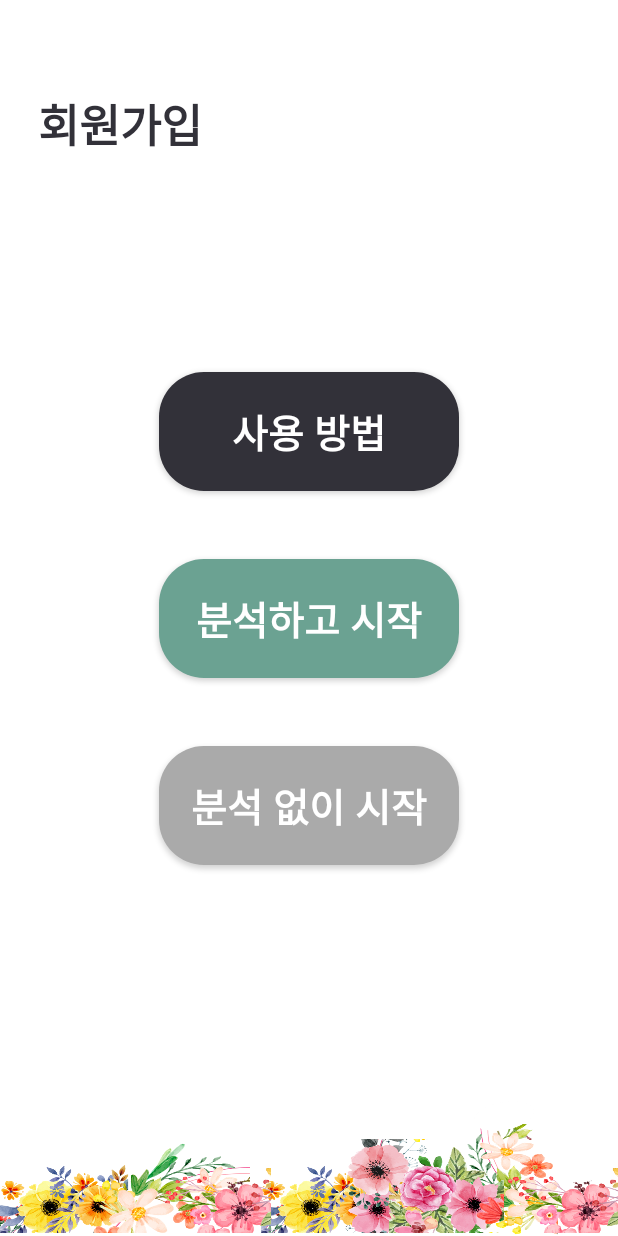
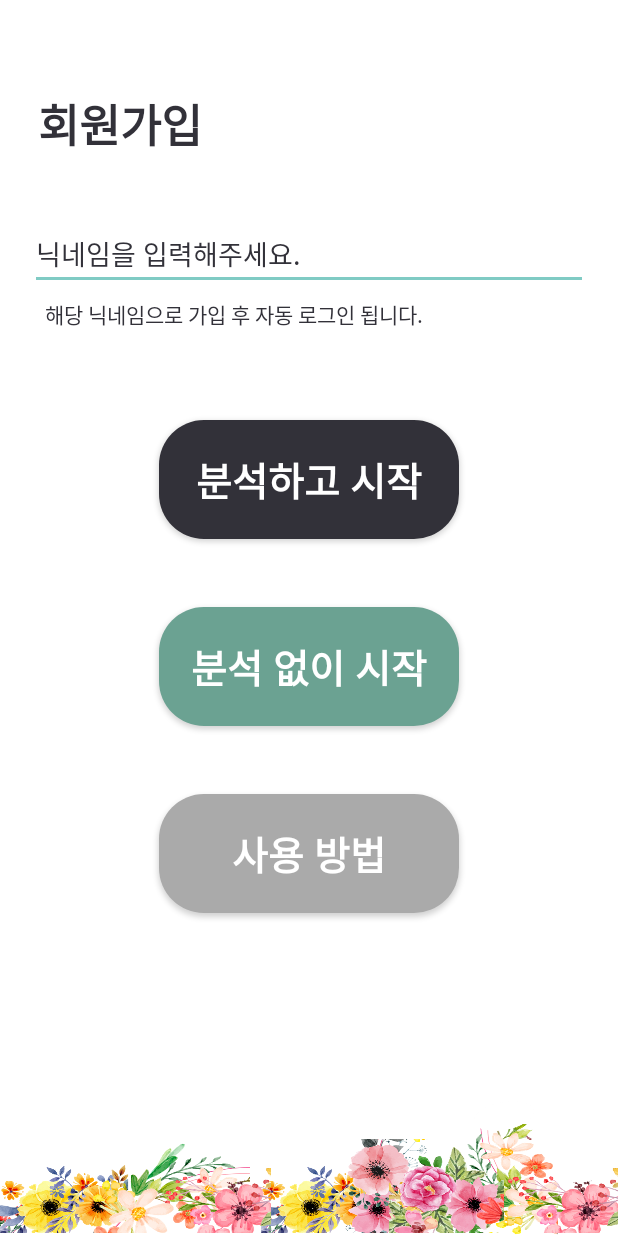
Before and after one commit to JiYoungDo/Habitter, an Android app: the screen it shows after launch (RegisterActivity), on a phone screen of 412 x 824 dp. Run offline under Robolectric (Android 15) with nearby library versions, the phone set to English and light mode, and no system bars.

Commit message:
modify register

```diff
--- a/app/build.gradle
+++ b/app/build.gradle
@@ -31,4 +31,10 @@ dependencies {
     testImplementation 'junit:junit:4.12'
     androidTestImplementation 'androidx.test.ext:junit:1.1.2'
     androidTestImplementation 'androidx.test.espresso:espresso-core:3.3.0'
+
+    // FlipViewPager
+    implementation 'com.yalantis:flipviewpager:1.0.0'
+
+    // BoomMenu
+    implementation 'com.nightonke:boommenu:2.1.1'
 }
--- a/app/src/main/java/com/Carrie/habitter/Register/RegisterActivity.java
+++ b/app/src/main/java/com/Carrie/habitter/Register/RegisterActivity.java
@@ -2,10 +2,14 @@ package com.Carrie.habitter.Register;
 
 import androidx.appcompat.app.AppCompatActivity;
 
+import android.content.Intent;
 import android.os.Bundle;
 import android.view.View;
 import android.widget.Button;
 
+import com.Carrie.habitter.Analysis.AnalysisActivity;
+import com.Carrie.habitter.HabitLog.HabitLogActivity;
+import com.Carrie.habitter.HowtoUse.HowtoUseActivity;
 import com.Carrie.habitter.R;
 
 public class RegisterActivity extends AppCompatActivity {
@@ -20,26 +24,36 @@ public class RegisterActivity extends AppCompatActivity {
         super.onCreate(savedInstanceState);
         setContentView(R.layout.activity_register);
 
+        how_use = findViewById(R.id.register_tv_btn_how_to_use);
+        start_with_analysis = findViewById(R.id.register_tv_btn_start_with_analysis);
+        start_not_analysis = findViewById(R.id.register_tv_btn_start_without_analysis);
 
+        // 팝업 창 띄우기
 
         how_use.setOnClickListener(new View.OnClickListener() {
             @Override
             public void onClick(View v) {
-
+                Intent intent = new Intent(RegisterActivity.this, HowtoUseActivity.class);
+                startActivity(intent);
+                finish();
             }
         });
 
         start_with_analysis.setOnClickListener(new View.OnClickListener() {
             @Override
             public void onClick(View v) {
-
+                Intent intent = new Intent(RegisterActivity.this, AnalysisActivity.class);
+                startActivity(intent);
+                finish();
             }
         });
 
         start_not_analysis.setOnClickListener(new View.OnClickListener() {
             @Override
             public void onClick(View v) {
-
+                Intent intent = new Intent(RegisterActivity.this, HabitLogActivity.class);
+                startActivity(intent);
+                finish();
             }
         });
     }
--- a/app/src/main/res/layout/activity_register.xml
+++ b/app/src/main/res/layout/activity_register.xml
@@ -12,7 +12,7 @@
         android:id="@+id/register_tv_title"
         android:layout_width="wrap_content"
         android:layout_height="wrap_content"
-        android:text="회원가입"
+        android:text="@string/register_title"
         android:textSize="30sp"
         android:textStyle="bold"
         android:textColor="@color/colorDarkGray"
@@ -22,32 +22,70 @@
         app:layout_constraintLeft_toLeftOf="parent"
         android:layout_marginLeft="25dp"/>
 
+    <ScrollView
+        app:layout_constraintTop_toBottomOf="@id/register_tv_title"
+        app:layout_constraintBottom_toTopOf="@id/register_iv_bottom_flower"
+        android:layout_width="match_parent"
+        android:layout_height="0dp"
+        android:layout_marginTop="10dp"
+        android:layout_marginBottom="10dp">
+
+        <androidx.constraintlayout.widget.ConstraintLayout
+            android:layout_marginTop="30dp"
+            android:layout_width="match_parent"
+            android:layout_height="wrap_content">
+
+            <EditText
+                android:id="@+id/register_et_nick_name"
+                app:layout_constraintTop_toTopOf="parent"
+                android:layout_width="match_parent"
+                android:layout_height="wrap_content"
+                android:layout_marginLeft="20dp"
+                android:focusable="true"
+                android:layout_marginRight="20dp"
+                android:textColorHint="@color/colorDarkGray"
+                android:textColor="@color/colorDarkGray"
+                android:hint="@string/register_nick_name"
+                android:fontFamily="@font/a_lignt_font"/>
+
+            <TextView
+                android:id="@+id/register_tv_explain"
+                android:layout_width="wrap_content"
+                android:layout_height="wrap_content"
+                android:text="@string/register_explain"
+                android:textSize="14sp"
+                android:textColor="@color/colorDarkGray"
+                android:fontFamily="@font/a_lignt_font"
+                android:layout_marginTop="5dp"
+                android:layout_marginLeft="10dp"
+                app:layout_constraintTop_toBottomOf="@id/register_et_nick_name"
+                app:layout_constraintLeft_toLeftOf="@id/register_et_nick_name"/>
+
             <Button
-        android:id="@+id/register_tv_btn_explanation"
+                android:id="@+id/register_tv_btn_start_with_analysis"
                 android:layout_width="200dp"
                 android:layout_height="wrap_content"
                 android:padding="20dp"
-        android:text="사용 방법"
+                android:text="@string/register_with_analysis"
                 android:background="@drawable/round_background"
                 android:backgroundTint="@color/colorDarkGray"
-        android:layout_marginLeft="20dp"
-        android:layout_marginRight="20dp"
                 android:fontFamily="@font/a_lignt_font"
                 android:gravity="center"
                 android:textSize="26sp"
                 android:textColor="@color/colorWhite"
                 android:textStyle="bold"
                 android:layout_marginBottom="45dp"
+                app:layout_constraintTop_toBottomOf="@id/register_tv_explain"
                 app:layout_constraintLeft_toLeftOf="parent"
                 app:layout_constraintRight_toRightOf="parent"
-        app:layout_constraintBottom_toTopOf="@id/register_tv_btn_start_with_analysis"/>
+                android:layout_marginTop="60dp"/>
 
             <Button
-        android:id="@+id/register_tv_btn_start_with_analysis"
+                android:id="@+id/register_tv_btn_start_without_analysis"
                 android:layout_width="200dp"
                 android:layout_height="wrap_content"
                 android:padding="20dp"
-        android:text="분석하고 시작"
+                android:text="@string/register_without_analysis"
                 android:background="@drawable/round_background"
                 android:backgroundTint="@color/colorPrimaryDark"
                 android:layout_marginLeft="20dp"
@@ -57,17 +95,18 @@
                 android:textSize="26sp"
                 android:textColor="@color/colorWhite"
                 android:textStyle="bold"
-        app:layout_constraintTop_toTopOf="parent"
-        app:layout_constraintBottom_toBottomOf="parent"
+                app:layout_constraintTop_toBottomOf="@id/register_tv_btn_start_with_analysis"
+                android:layout_marginTop="45dp"
                 app:layout_constraintLeft_toLeftOf="parent"
                 app:layout_constraintRight_toRightOf="parent" />
 
+
             <Button
-        android:id="@+id/register_tv_btn_start_without_analysis"
+                android:id="@+id/register_tv_btn_how_to_use"
                 android:layout_width="200dp"
                 android:layout_height="wrap_content"
                 android:padding="20dp"
-        android:text="분석 없이 시작"
+                android:text="@string/how_to_use"
                 android:background="@drawable/round_background"
                 android:backgroundTint="@color/colorMiddleGray"
                 android:layout_marginLeft="20dp"
@@ -80,10 +119,22 @@
                 android:layout_marginTop="45dp"
                 app:layout_constraintLeft_toLeftOf="parent"
                 app:layout_constraintRight_toRightOf="parent"
-        app:layout_constraintTop_toBottomOf="@id/register_tv_btn_start_with_analysis"/>
+                app:layout_constraintTop_toBottomOf="@id/register_tv_btn_start_without_analysis"/>
+
+
+            <View
+                android:layout_width="match_parent"
+                android:layout_height="100dp"
+                app:layout_constraintTop_toBottomOf="@id/register_tv_btn_how_to_use"/>
+        </androidx.constraintlayout.widget.ConstraintLayout>
+
+    </ScrollView>
+
+
 
 
     <ImageView
+        android:id="@+id/register_iv_bottom_flower"
         android:layout_width="match_parent"
         android:layout_height="90dp"
         app:layout_constraintBottom_toBottomOf="parent"
--- a/app/src/main/res/values/strings.xml
+++ b/app/src/main/res/values/strings.xml
@@ -1,4 +1,10 @@
 <resources>
     <string name="app_name">Habitter</string>
     <string name="title">해비터</string>
+    <string name="register_nick_name">닉네임을 입력해주세요.</string>
+    <string name="register_explain">해당 닉네임으로 가입 후 자동 로그인 됩니다.</string>
+    <string name="register_with_analysis">분석하고 시작</string>
+    <string name="register_without_analysis">분석 없이 시작</string>
+    <string name="how_to_use">사용 방법</string>
+    <string name="register_title">회원가입</string>
 </resources>
```
Also changed, not shown: app/src/main/AndroidManifest.xml (+5 -3 lines), app/src/main/java/com/Carrie/habitter/Analysis/AnalysisActivity.java (added, +16 -0 lines), app/src/main/java/com/Carrie/habitter/HabitLog/HabitLogActivity.java (added, +16 -0 lines), app/src/main/java/com/Carrie/habitter/HowtoUse/HowtoUseActivity.java (added, +16 -0 lines), app/src/main/res/drawable/ic_minus.xml (added, +9 -0 lines), app/src/main/res/drawable/ic_plus.xml (added, +9 -0 lines), app/src/main/res/layout/activity_analysis.xml (added, +23 -0 lines), app/src/main/res/layout/activity_habit_log.xml (added, +67 -0 lines), app/src/main/res/layout/activity_howto_use.xml (added, +23 -0 lines), app/src/main/res/layout/popup_info.xml (added, +133 -0 lines). Lines whose indentation alone changed are shown as unchanged.
